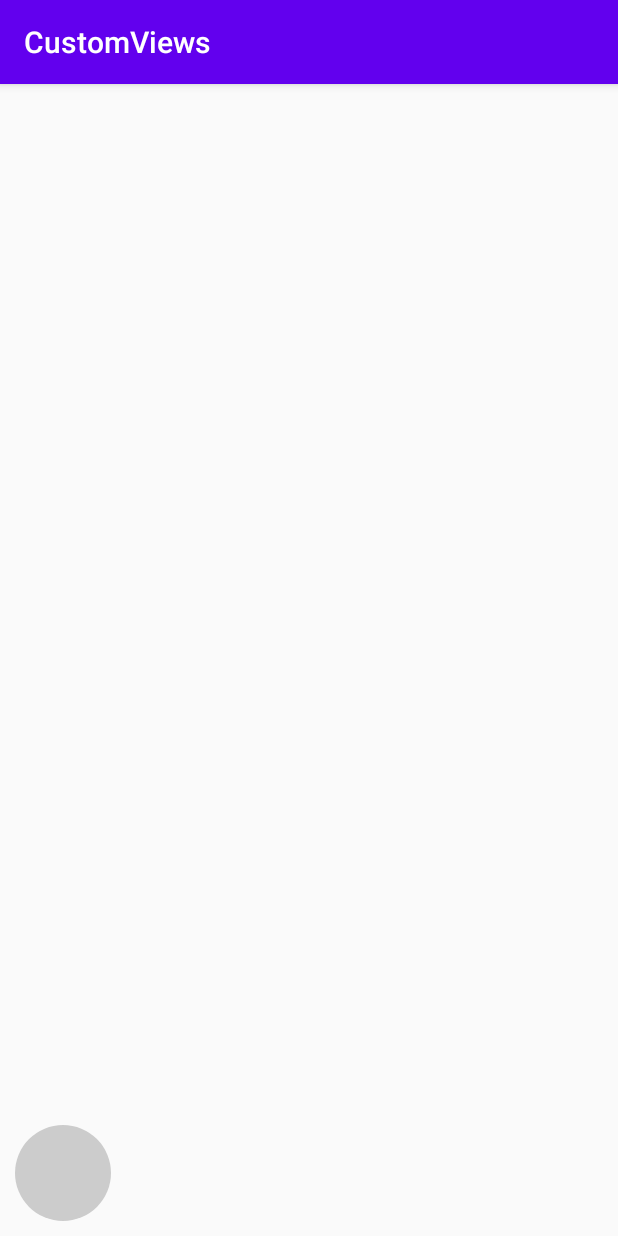
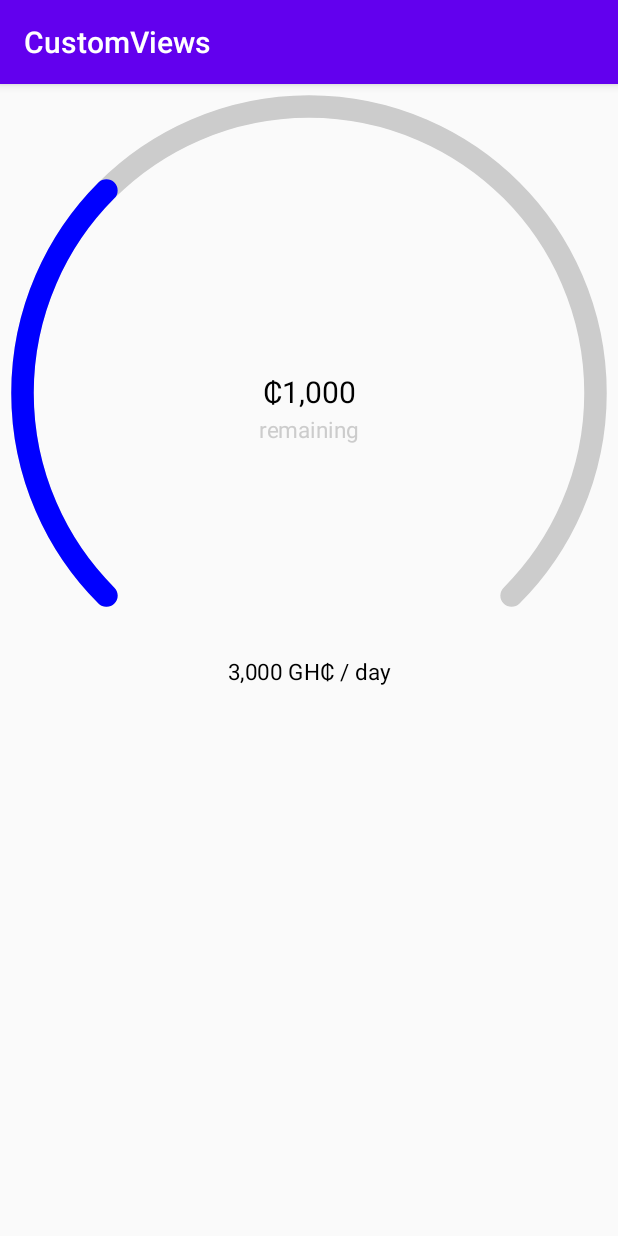
Before and after one commit to Sejo9/ProfileLibrary, an Android app: the screen it shows after launch (MainActivity), on a phone screen of 412 x 824 dp. Run offline under Robolectric (Android 15) with nearby library versions, the phone set to English and light mode, and no system bars.

Commit message:
Balance Meter

```diff
--- a/app/src/main/java/com/sejo/customviews/MainActivity.kt
+++ b/app/src/main/java/com/sejo/customviews/MainActivity.kt
@@ -9,5 +9,6 @@ class MainActivity : AppCompatActivity() {
         super.onCreate(savedInstanceState)
         setContentView(R.layout.activity_main)
 
+        balMeter.setUsedAndLimit(2000f, 3000f)
     }
 }
--- a/app/src/main/res/layout/activity_main.xml
+++ b/app/src/main/res/layout/activity_main.xml
@@ -6,11 +6,13 @@
     android:layout_height="match_parent"
     tools:context="com.sejo.customviews.MainActivity">
 
-    <com.sejo.profilelibrary.FillButton
-        android:layout_width="64dp"
-        android:layout_height="64dp"
-        android:layout_margin="10dp"
-        app:frontColor="@color/colorAccent"
-        android:layout_gravity="bottom" />
+    <com.sejo.profilelibrary.BalanceMeter
+        android:id="@+id/balMeter"
+        android:layout_width="match_parent"
+        android:layout_height="wrap_content"
+        app:balanceTextSize="20sp"
+        app:remTextSize="15sp"
+        app:limitTextSize="15sp"
+        app:meterWidth="15dp" />
 
 </LinearLayout>
--- /dev/null
+++ b/profilelibrary/src/main/java/com/sejo/profilelibrary/BalanceMeter.kt
@@ -0,0 +1,167 @@
+package com.sejo.profilelibrary
+
+import android.animation.ValueAnimator
+import android.content.Context
+import android.graphics.Canvas
+import android.graphics.Color
+import android.graphics.Paint
+import android.graphics.RectF
+import android.util.AttributeSet
+import android.view.View
+import android.view.animation.AccelerateDecelerateInterpolator
+import java.text.NumberFormat
+
+class BalanceMeter(context: Context, attrs: AttributeSet) : View(context, attrs) {
+
+    //Paint objects
+    private val meterBackPaint: Paint = Paint()
+    private val meterFrontPaint: Paint = Paint()
+    private val balanceTextPaint: Paint = Paint()
+    private val remTextPaint: Paint = Paint()
+    private val limitTextPaint: Paint = Paint()
+
+    //Variables for the height of the remaining amount and it's offset
+    private var balanceTextHeight: Float
+    private var balanceTextOffset: Float
+
+    //Variable for the Rect containing the arcs
+    private var arcRect: RectF = RectF()
+
+    //Variable containing the size of the arcs
+    private var mStrokeWidth: Float = 0f
+
+    //Variables for the used amount and daily limit
+    private var used: Float = 0f
+    private var limit: Float = 0f
+
+    //Variables for remaining amount and it's radius
+    private var remainingRadius: Float = 0f
+    private var remainingAmount: Float = 0.00f
+
+    //Number Format variable
+    private val nf: NumberFormat
+
+    init {
+        setWillNotDraw(false)
+
+        //Retrieves values from provided AttributeSet and assigns them to variables
+        context.theme.obtainStyledAttributes(attrs, R.styleable.BalanceMeter, 0, 0).apply {
+            mStrokeWidth = getDimension(R.styleable.BalanceMeter_meterWidth, 14f)
+
+            meterBackPaint.apply {
+                color = getColor(R.styleable.BalanceMeter_meterBackColor, Color.LTGRAY)
+                style = Paint.Style.STROKE
+                strokeWidth = getDimension(R.styleable.BalanceMeter_meterWidth, 14f)
+                strokeCap = Paint.Cap.ROUND
+            }
+
+            meterFrontPaint.apply {
+                color = getColor(R.styleable.BalanceMeter_meterFrontColor, Color.BLUE)
+                style = Paint.Style.STROKE
+                strokeWidth = getDimension(R.styleable.BalanceMeter_meterWidth, 14f)
+                strokeCap = Paint.Cap.ROUND
+            }
+
+            balanceTextPaint.apply {
+                color = getColor(R.styleable.BalanceMeter_balanceTextColor, Color.BLACK)
+                style = Paint.Style.FILL
+                isLinearText = true
+                textSize = getDimension(R.styleable.BalanceMeter_balanceTextSize, 70f)
+                textAlign = Paint.Align.CENTER
+            }
+
+            remTextPaint.apply {
+                color = getColor(R.styleable.BalanceMeter_remTextColor, Color.LTGRAY)
+                style = Paint.Style.FILL
+                isLinearText = true
+                textSize = getDimension(R.styleable.BalanceMeter_remTextSize, 60f)
+                textAlign = Paint.Align.CENTER
+            }
+
+            limitTextPaint.apply {
+                color = getColor(R.styleable.BalanceMeter_limitTextColor, Color.BLACK)
+                style = Paint.Style.FILL
+                isLinearText = true
+                textSize = getDimension(R.styleable.BalanceMeter_limitTextSize, 40f)
+                textAlign = Paint.Align.CENTER
+            }
+
+            recycle() //Recycles provided AttributeSet to free memory
+        }
+
+        //Calculates the height of the remaining amount text and its Y offset
+        balanceTextHeight = balanceTextPaint.descent() - balanceTextPaint.ascent()
+        balanceTextOffset = (balanceTextHeight / 2) - balanceTextPaint.descent()
+
+        //Instantiates number formater for currency values
+        nf = NumberFormat.getInstance().apply {
+            maximumFractionDigits = 2
+        }
+
+    }
+
+    override fun onDraw(canvas: Canvas?) {
+        super.onDraw(canvas)
+
+        canvas?.drawArc(arcRect, 135f, 270f, false, meterBackPaint)
+        canvas?.drawArc(arcRect, 135f, remainingRadius, false, meterFrontPaint)
+        canvas?.drawText(
+            "₵" + nf.format(remainingAmount),
+            width / 2f,
+            height / 2f + balanceTextOffset,
+            balanceTextPaint
+        )
+        canvas?.drawText(
+            "remaining",
+            width / 2f,
+            height / 2f + (balanceTextHeight + balanceTextOffset),
+            remTextPaint
+        )
+        canvas?.drawText(
+            nf.format(limit) + " GH₵ / day",
+            width / 2f,
+            arcRect.bottom,
+            limitTextPaint
+        )
+    }
+
+    //Ensure the width and height of view is the same
+    override fun onMeasure(widthMeasureSpec: Int, heightMeasureSpec: Int) {
+        super.onMeasure(widthMeasureSpec, heightMeasureSpec)
+
+        val minim = measuredWidth.coerceAtMost(measuredHeight)
+
+        setMeasuredDimension(minim, minim)
+    }
+
+    //Set the boundaries for the Rect containing the arcs
+    override fun onSizeChanged(w: Int, h: Int, oldw: Int, oldh: Int) {
+        super.onSizeChanged(w, h, oldw, oldh)
+
+        arcRect.set(0 + mStrokeWidth, 0 + mStrokeWidth, w - mStrokeWidth, h - mStrokeWidth)
+    }
+
+    //Calculates the sweeping angle for the remaining balance
+    private fun calcSweepAngle(remainder: Float, limit: Float): Float {
+        return (remainder / limit) * 270
+    }
+
+    //Set the amount used and daily limit
+    //Set and start the animation for filling the arc
+    fun setUsedAndLimit(used: Float, limit: Float) {
+        this.used = used
+        this.limit = limit
+
+        ValueAnimator.ofFloat(0f, limit - used).apply {
+            duration = 3000L //Duration of 3 seconds for animation
+            interpolator =
+                AccelerateDecelerateInterpolator() //Animation accelerates at beginning and slows down at animation end
+            addUpdateListener {
+                remainingAmount = it.animatedValue as Float
+                remainingRadius = calcSweepAngle(remainingAmount, limit)
+                invalidate()
+            }
+            start()
+        }
+    }
+}
--- a/profilelibrary/src/main/res/values/attrs.xml
+++ b/profilelibrary/src/main/res/values/attrs.xml
@@ -15,4 +15,16 @@
         <attr name="backColor" format="color" />
         <attr name="frontColor" format="color" />
     </declare-styleable>
+
+    <declare-styleable name="BalanceMeter">
+        <attr name="meterBackColor" format="color" />
+        <attr name="meterFrontColor" format="color" />
+        <attr name="balanceTextColor" format="color" />
+        <attr name="remTextColor" format="color" />
+        <attr name="limitTextColor" format="color" />
+        <attr name="meterWidth" format="dimension" />
+        <attr name="balanceTextSize" format="dimension" />
+        <attr name="remTextSize" format="dimension" />
+        <attr name="limitTextSize" format="dimension" />
+    </declare-styleable>
 </resources>
```
